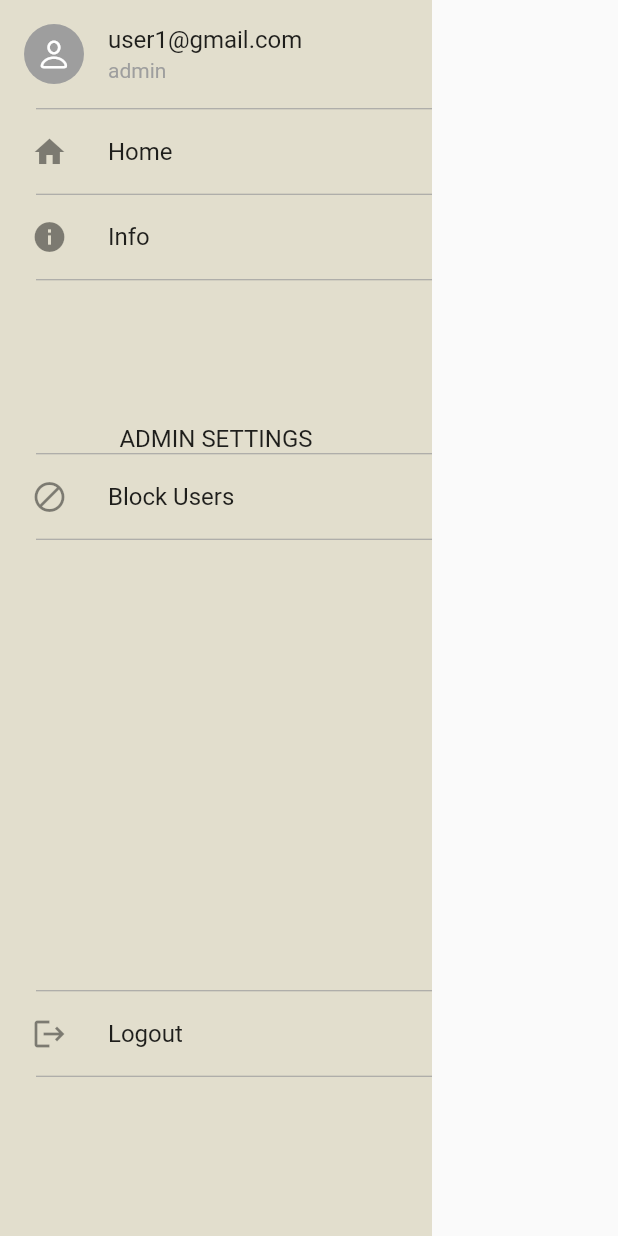
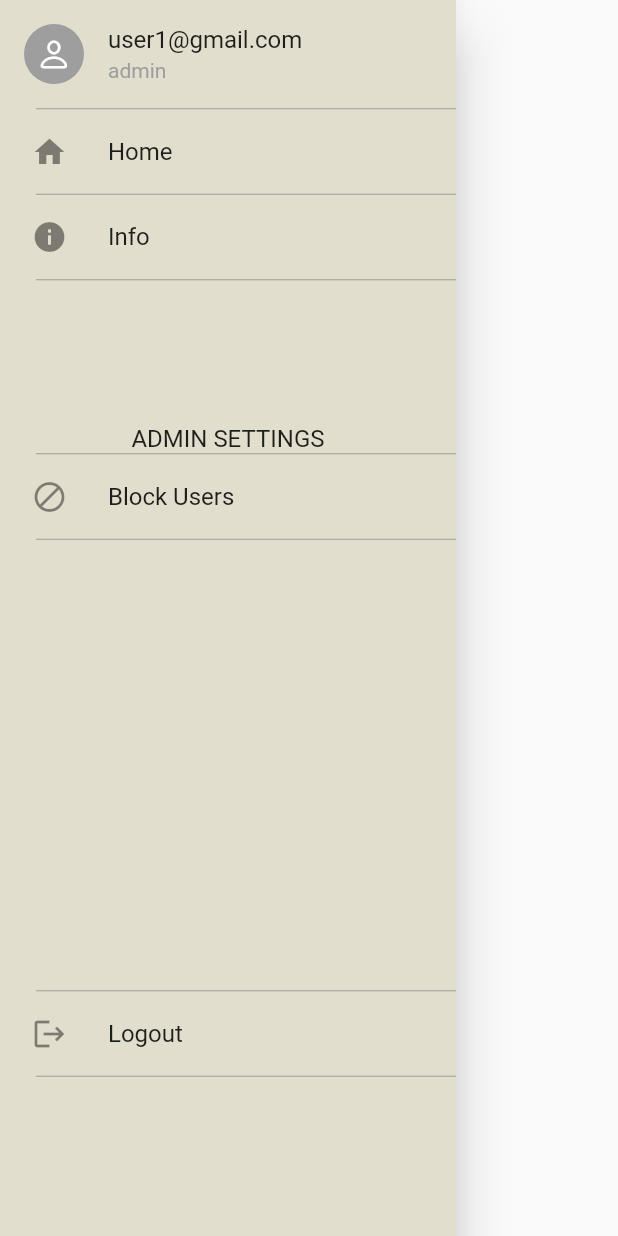
Before and after one commit to Rym0n/be_safe, a Flutter app: the SideBarMenu widget shown alone on an empty page, opened directly, on a phone screen of 412 x 824 dp. Run offline on Flutter 3.47's test engine with Material 2 defaults, Android fonts, the phone set to English and light mode, and no system bars; our stand-ins replace cloud_firestore, firebase_auth, firebase_core, google_maps_flutter, location; accounts and stored records are empty.

Commit message:
stan na 17.01 apka przed hospital

```diff
--- a/lib/side_bar/side_bar_menu.dart
+++ b/lib/side_bar/side_bar_menu.dart
@@ -17,12 +17,91 @@ class SideBarMenu extends StatefulWidget {
 class _SideBarMenuState extends State<SideBarMenu> {
   @override
   Widget build(BuildContext context) {
-    return Scaffold(
-      body: SafeArea(
-        child: Container(
-          width: 288,
-          height: double.infinity,
-          color: const Color.fromARGB(255, 226, 222, 205),
+    return Drawer(
+      backgroundColor: const Color.fromARGB(255, 226, 222, 205),
+      child: SingleChildScrollView(
+        child: Column(
+          crossAxisAlignment: CrossAxisAlignment.stretch,
+          children: <Widget>[
+            buildMenu(context),
+          ],
+          // child: Scaffold(
+          //   body: SafeArea(
+          //     child: Container(
+          //       width: 288,
+          //       height: double.infinity,
+          //       color: const Color.fromARGB(255, 226, 222, 205),
+          //       child: const Column(
+          //         children: [
+          //           UserCard(
+          //             userEmail: 'user1@gmail.com',
+          //             role: 'admin',
+          //           ),
+          //           Padding(
+          //             padding: EdgeInsets.only(left: 24),
+          //             child: Divider(
+          //               color: Colors.grey,
+          //               height: 1,
+          //             ),
+          //           ),
+          //           HomeCard(),
+          //           Padding(
+          //             padding: EdgeInsets.only(left: 24),
+          //             child: Divider(
+          //               color: Colors.grey,
+          //               height: 1,
+          //             ),
+          //           ),
+          //           InfoCard(),
+          //           Padding(
+          //             padding: EdgeInsets.only(left: 24),
+          //             child: Divider(
+          //               color: Colors.grey,
+          //               height: 1,
+          //             ),
+          //           ),
+          //           SizedBox(
+          //             height: 96,
+          //           ),
+          //           AdminCard(),
+          //           Padding(
+          //             padding: EdgeInsets.only(left: 24),
+          //             child: Divider(
+          //               color: Colors.grey,
+          //               height: 1,
+          //             ),
+          //           ),
+          //           SizedBox(
+          //             height: 300,
+          //           ),
+          //           Padding(
+          //             padding: EdgeInsets.only(left: 24),
+          //             child: Divider(
+          //               color: Colors.grey,
+          //               height: 1,
+          //             ),
+          //           ),
+          //           LogoutCard(),
+          //           Padding(
+          //             padding: EdgeInsets.only(left: 24),
+          //             child: Divider(
+          //               color: Colors.grey,
+          //               height: 1,
+          //             ),
+          //           ),
+          //         ],
+          //       ),
+          //     ),
+          //   ),
+          // ),
+        ),
+      ),
+    );
+  }
+}
+
+Widget buildMenu(BuildContext context) => Container(
+      padding: EdgeInsets.only(top: MediaQuery.of(context).padding.top),
       child: const Column(
         children: [
           UserCard(
@@ -83,10 +162,5 @@ class _SideBarMenuState extends State<SideBarMenu> {
           ),
         ],
       ),
-        ),
-      ),
     );
-  }
-}
-
 //const Color.fromRGBO(0, 86, 91, 1), zielony kolor
```
Also changed, not shown: lib/map.dart (+19 -11 lines), lib/vova.dart (renamed from lib/test.dart, +41 -47 lines), pubspec.lock, 2 other files. Lines whose indentation alone changed are shown as unchanged.
